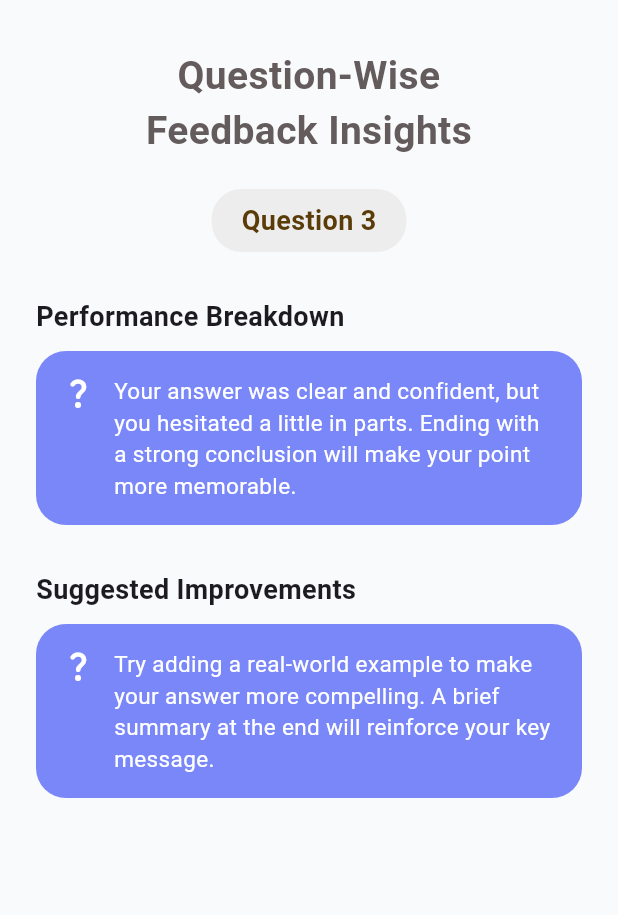
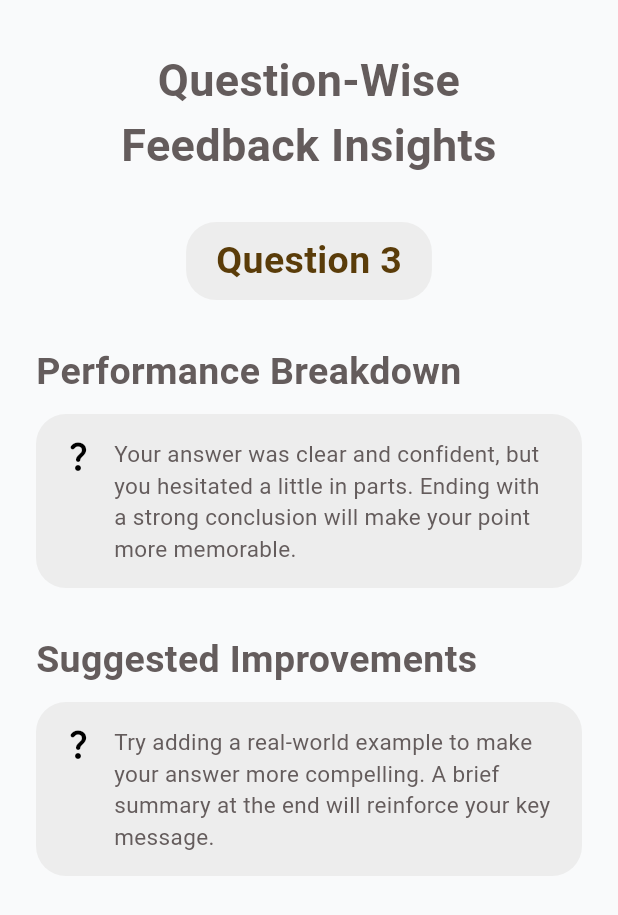
Before and after one commit to SapphireAG/AI-Interview-Coach-Talk2Hire, a Flutter app: the screen it shows after launch, on a phone screen of 412 x 824 dp. Shown: the top 915 px of the screen. Run offline on Flutter 3.47's test engine with Material 3 defaults, Android fonts, the phone set to English and light mode, and no system bars; our stand-ins replace audioplayers, camera; missing offline and left inert: record.

Commit message:
box and card sizes modified

```diff
--- a/flutter_frontend/lib/feedback_page.dart
+++ b/flutter_frontend/lib/feedback_page.dart
@@ -22,13 +22,13 @@ class _FeedbackPageState extends State<FeedbackPage> {
                   "Question-Wise\nFeedback Insights",
                   textAlign: TextAlign.center,
                   style: TextStyle(
-                    fontSize: 26,
+                    fontSize: 30,
                     fontWeight: FontWeight.bold,
                     color: Color.fromARGB(255, 100 , 92 , 92),
                   ),
                 ),
               ),
-              const SizedBox(height: 20),
+              const SizedBox(height: 30),
 
               // Question number tag
               Container(
@@ -43,9 +43,9 @@ class _FeedbackPageState extends State<FeedbackPage> {
                 child: const Text(
                   "Question 3",
                   style: TextStyle(
-                    fontSize: 18,
+                    fontSize: 25,
                     color: Color.fromARGB(255, 90, 60, 9),
-                    fontWeight: FontWeight.w600,
+                    fontWeight: FontWeight.bold,
                   ),
                 ),
               ),
@@ -57,8 +57,9 @@ class _FeedbackPageState extends State<FeedbackPage> {
                 child: Text(
                   "Performance Breakdown",
                   style: TextStyle(
-                    fontSize: 18,
+                    fontSize: 25,
                     fontWeight: FontWeight.bold,
+                    color: Color.fromARGB(255, 100, 92, 92),
                   ),
                 ),
               ),
@@ -74,8 +75,9 @@ class _FeedbackPageState extends State<FeedbackPage> {
                 child: Text(
                   "Suggested Improvements",
                   style: TextStyle(
-                    fontSize: 18,
+                    fontSize: 25,
                     fontWeight: FontWeight.bold,
+                    color: Color.fromARGB(255, 100, 92, 92),
                   ),
                 ),
               ),
@@ -94,19 +96,19 @@ class _FeedbackPageState extends State<FeedbackPage> {
     return Container(
       padding: const EdgeInsets.all(16),
       decoration: BoxDecoration(
-        color: Color(0xFF7A87F9),
+        color: Color.fromARGB(255, 237, 237, 237),
         borderRadius: BorderRadius.circular(20),
       ),
       child: Row(
         crossAxisAlignment: CrossAxisAlignment.start,
         children: [
-          const Icon(Icons.question_mark_rounded, color: Colors.white),
+          const Icon(Icons.question_mark_rounded, color: Colors.black),
           const SizedBox(width: 12),
           Expanded(
             child: Text(
               message,
               style: const TextStyle(
-                color: Colors.white,
+                color: Color.fromARGB(255, 100, 92, 92),
                 fontSize: 15,
                 height: 1.4,
               ),
```
